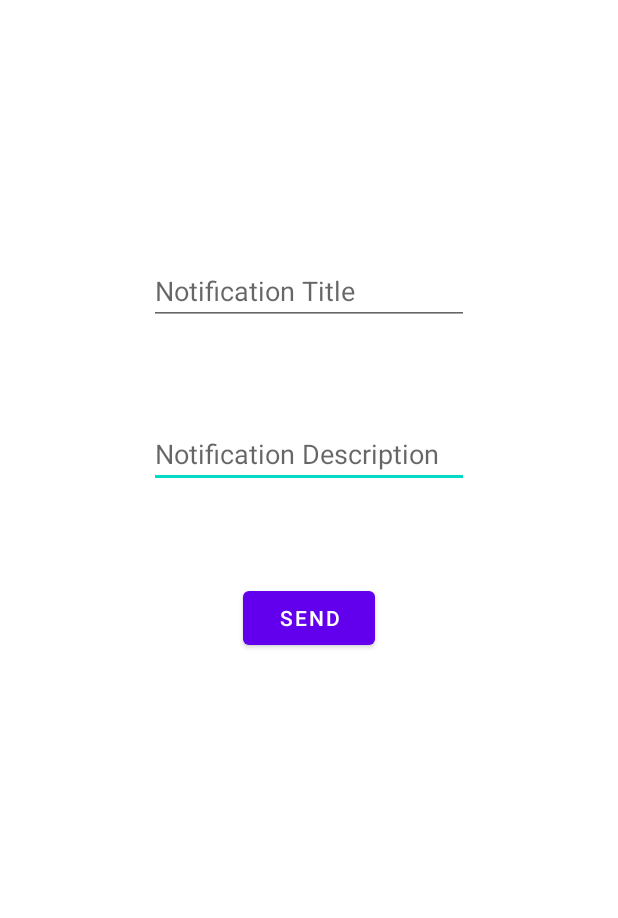
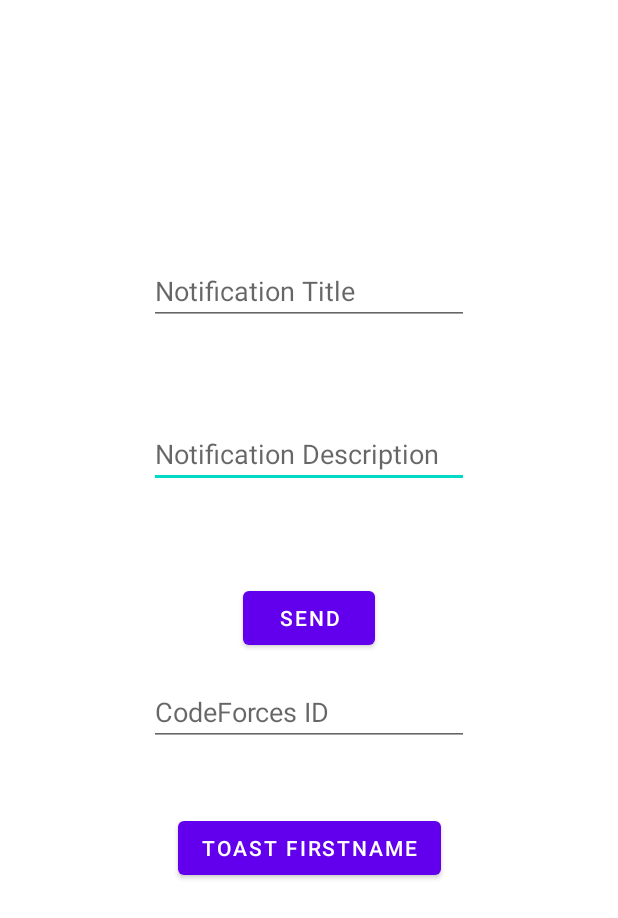
Before and after one commit to shreyasbhakta/PointBlank, an Android app: the screen it shows after launch (MainActivity), on a phone screen of 412 x 824 dp. Shown: the top 918 px of the screen. Run offline under Robolectric (Android 15) with nearby library versions, the phone set to English and light mode, and no system bars.

Commit message:
Added CodeForces API

```diff
--- a/app/build.gradle
+++ b/app/build.gradle
@@ -39,6 +39,9 @@ dependencies {
     androidTestImplementation 'androidx.test.ext:junit:1.1.1'
     androidTestImplementation 'androidx.test.espresso:espresso-core:3.2.0'
 
+    //Gson
+    implementation 'com.google.code.gson:gson:2.8.6'
+
     //CoRoutines
     implementation 'org.jetbrains.kotlinx:kotlinx-coroutines-core:1.3.7'
     implementation 'org.jetbrains.kotlinx:kotlinx-coroutines-android:1.3.7'
--- a/app/src/main/java/com/dscepointblank/pointblank/utilityClasses/Constants.kt
+++ b/app/src/main/java/com/dscepointblank/pointblank/utilityClasses/Constants.kt
@@ -7,5 +7,7 @@ class Constants
         const val BASE_URL = "https://fcm.googleapis.com"
         const val SERVER_KEY = "AAAA0JlC_34:APA91bGQFpK_Zm7UwhAB2UrJ-hRP-VOgUL_sL0K-0Yw99E2fViQe0LByY3RSiNUsv_mivCHcKJZfmVRCSAd85roQgr3LgGTmYnsyr2JQDWQ9dpg7v_pQrxj1KfUEu9w1E0Cdaaftx184"
         const val CONTENT_TYPE = "application/json"
+
+        const val CODE_FORCES_BASE_URL = "https://codeforces.com"
     }
 }
--- a/app/src/main/res/layout/activity_main.xml
+++ b/app/src/main/res/layout/activity_main.xml
@@ -40,4 +40,26 @@
         app:layout_constraintStart_toStartOf="parent"
         app:layout_constraintTop_toTopOf="parent" />
 
+    <EditText
+        android:id="@+id/codeIdTV"
+        android:layout_width="wrap_content"
+        android:layout_height="wrap_content"
+        android:layout_marginTop="16dp"
+        android:ems="10"
+        android:hint="CodeForces ID"
+        android:inputType="textPersonName"
+        app:layout_constraintEnd_toEndOf="parent"
+        app:layout_constraintStart_toStartOf="parent"
+        app:layout_constraintTop_toBottomOf="@+id/button" />
+
+    <Button
+        android:id="@+id/codeForces"
+        android:layout_width="wrap_content"
+        android:layout_height="wrap_content"
+        android:layout_marginTop="44dp"
+        android:text="Toast FirstName"
+        app:layout_constraintEnd_toEndOf="@+id/codeIdTV"
+        app:layout_constraintStart_toStartOf="@+id/codeIdTV"
+        app:layout_constraintTop_toBottomOf="@+id/codeIdTV" />
+
 </androidx.constraintlayout.widget.ConstraintLayout>
```
Also changed, not shown: app/src/main/java/com/dscepointblank/pointblank/activities/MainActivity.kt (+40 -16 lines), app/src/main/java/com/dscepointblank/pointblank/apis/CodeForcesAPI.kt (added, +12 -0 lines), app/src/main/java/com/dscepointblank/pointblank/models/CodeForce_UserDetails.kt (added, +28 -0 lines), app/src/main/java/com/dscepointblank/pointblank/notifications/RetrofitInstance.kt (deleted, +0 -21 lines), app/src/main/java/com/dscepointblank/pointblank/utilityClasses/RetrofitInstance.kt (added, +30 -0 lines).
